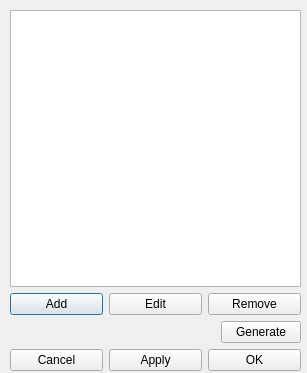
Old version of the form viewer/PointListEditDialog.ui in the repository miguelmartin75/GP-Symbolic-Regression.
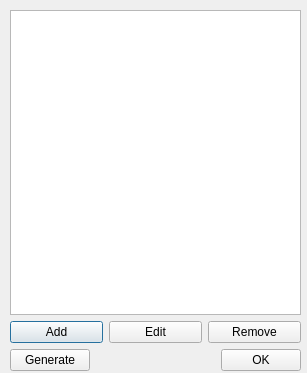
New version of the form.

What changed in the file:
```diff
--- a/viewer/PointListEditDialog.ui
+++ b/viewer/PointListEditDialog.ui
@@ -13,7 +13,7 @@
   <property name="windowTitle">
    <string>Dialog</string>
   </property>
-  <widget class="QWidget" name="">
+  <widget class="QWidget" name="layoutWidget">
    <property name="geometry">
     <rect>
      <x>10</x>
@@ -53,6 +53,13 @@
     </item>
     <item>
      <layout class="QHBoxLayout" name="horizontalLayout_3">
+      <item>
+       <widget class="QPushButton" name="generateButton">
+        <property name="text">
+         <string>Generate</string>
+        </property>
+       </widget>
+      </item>
       <item>
        <spacer name="horizontalSpacer">
         <property name="orientation">
@@ -65,31 +72,6 @@
          </size>
         </property>
        </spacer>
-      </item>
-      <item>
-       <widget class="QPushButton" name="generateButton">
-        <property name="text">
-         <string>Generate</string>
-        </property>
-       </widget>
-      </item>
-     </layout>
-    </item>
-    <item>
-     <layout class="QHBoxLayout" name="horizontalLayout">
-      <item>
-       <widget class="QPushButton" name="cancelButton">
-        <property name="text">
-         <string>Cancel</string>
-        </property>
-       </widget>
-      </item>
-      <item>
-       <widget class="QPushButton" name="applyButton">
-        <property name="text">
-         <string>Apply</string>
-        </property>
-       </widget>
       </item>
       <item>
        <widget class="QPushButton" name="okButton">
```
